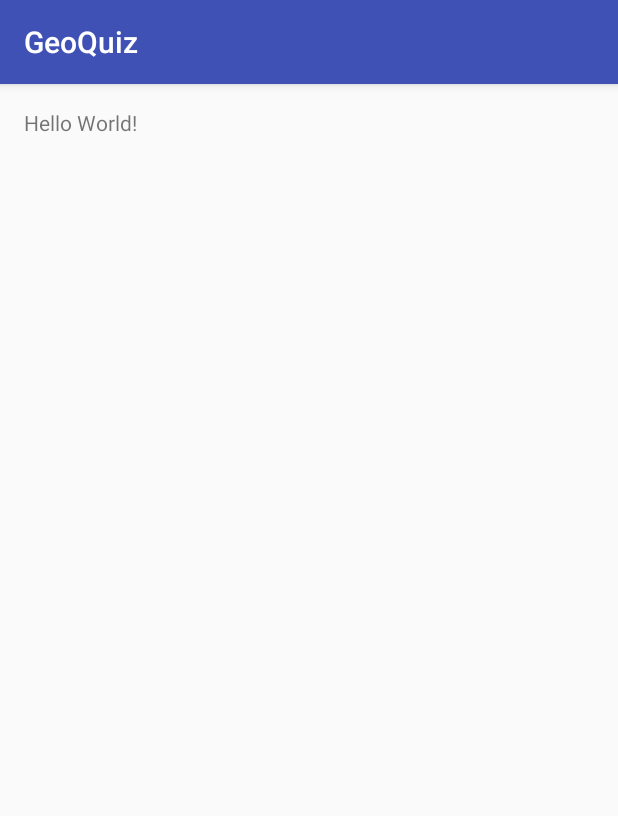
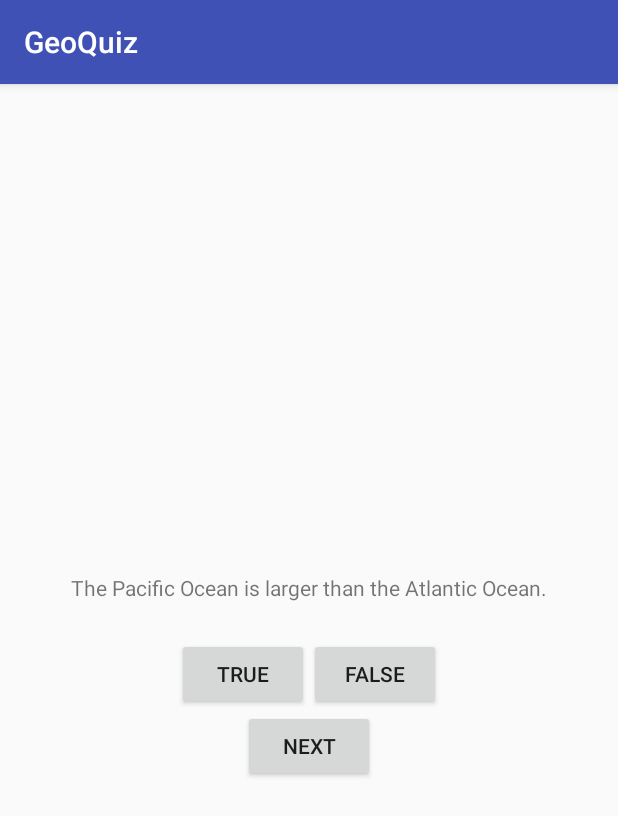
Before and after one commit to gavransava/NerdRanchApps, an Android app: the screen it shows after launch (QuizActivity), on a phone screen of 412 x 824 dp. Shown: the top 816 px of the screen. Run offline under Robolectric (Android 15) with nearby library versions, the phone set to English and light mode, and no system bars.

Commit message:
GeoQuiz - Basic functionality

```diff
--- /dev/null
+++ b/GeoQuiz/app/src/main/java/com/example/savagavran/geoquiz/Question.java
@@ -0,0 +1,32 @@
+package com.example.savagavran.geoquiz;
+
+/**
+ * Created by sava.gavran on 10/4/2016.
+ */
+
+public class Question {
+
+    private int mTextResId;
+    private boolean mAnswerTrue;
+
+    public int getTextResId() {
+        return mTextResId;
+    }
+
+    public void setTextResId(int textResId) {
+        mTextResId = textResId;
+    }
+
+    public boolean isAnswerTrue() {
+        return mAnswerTrue;
+    }
+
+    public void setAnswerTrue(boolean answerTrue) {
+        mAnswerTrue = answerTrue;
+    }
+
+    public Question(int TextResId, boolean AnswerTrue) {
+        mTextResId = TextResId;
+        mAnswerTrue = AnswerTrue;
+    }
+}
--- a/GeoQuiz/app/src/main/java/com/example/savagavran/geoquiz/QuizActivity.java
+++ b/GeoQuiz/app/src/main/java/com/example/savagavran/geoquiz/QuizActivity.java
@@ -2,12 +2,78 @@ package com.example.savagavran.geoquiz;
 
 import android.support.v7.app.AppCompatActivity;
 import android.os.Bundle;
+import android.view.View;
+import android.widget.Button;
+import android.widget.TextView;
+import android.widget.Toast;
+
+import org.w3c.dom.Text;
 
 public class QuizActivity extends AppCompatActivity {
+
+    private Button mTrueButton;
+    private Button mFalseButton;
+    private Button mNextButton;
+    private TextView mQuestionTextView;
+
+    private Question[] mQuestionBank = new Question[] {
+            new Question(R.string.question_oceans, true),
+            new Question(R.string.question_mideast, false),
+            new Question(R.string.question_africa, false),
+            new Question(R.string.question_americas, true),
+            new Question(R.string.question_asia, true),
+    };
+    private int mCurrentIndex = 0;
+
+    private void updateQuestion() {
+        int question = mQuestionBank[mCurrentIndex].getTextResId();
+        mQuestionTextView.setText(question);
+    }
+
+    private void checkAnswer(boolean userPressedTrue){
+        boolean answerIsTrue = mQuestionBank[mCurrentIndex].isAnswerTrue();
+
+        int messageResId = 0;
+        if(userPressedTrue == answerIsTrue){
+            messageResId = R.string.correct_toast;
+        } else {
+            messageResId = R.string.incorrect_toast;
+        }
+
+        Toast.makeText(this, messageResId, Toast.LENGTH_SHORT).show();
+    }
 
     @Override
     protected void onCreate(Bundle savedInstanceState) {
         super.onCreate(savedInstanceState);
         setContentView(R.layout.activity_quiz);
+
+        mQuestionTextView = (TextView) findViewById(R.id.question_text_view);
+
+        mTrueButton  = (Button) findViewById(R.id.true_button);
+        mTrueButton.setOnClickListener(new View.OnClickListener() {
+            @Override
+            public void onClick(View v) {
+                checkAnswer(true);
+            }
+        });
+
+        mFalseButton = (Button) findViewById(R.id.false_button);
+        mFalseButton.setOnClickListener(new View.OnClickListener() {
+            @Override
+            public void onClick(View v) {
+                checkAnswer(false);
+            }
+        });
+
+        mNextButton = (Button) findViewById(R.id.next_button);
+        mNextButton.setOnClickListener(new View.OnClickListener() {
+            @Override
+            public void onClick(View v) {
+                mCurrentIndex = (mCurrentIndex + 1) % mQuestionBank.length;
+                updateQuestion();
+            }
+        });
+        updateQuestion();
     }
 }
--- a/GeoQuiz/app/src/main/res/layout/activity_quiz.xml
+++ b/GeoQuiz/app/src/main/res/layout/activity_quiz.xml
@@ -1,17 +1,32 @@
-<?xml version="1.0" encoding="utf-8"?>
-<RelativeLayout xmlns:android="http://schemas.android.com/apk/res/android"
-    xmlns:tools="http://schemas.android.com/tools"
-    android:id="@+id/activity_quiz"
+<LinearLayout xmlns:android="http://schemas.android.com/apk/res/android"
     android:layout_width="match_parent"
     android:layout_height="match_parent"
-    android:paddingBottom="@dimen/activity_vertical_margin"
-    android:paddingLeft="@dimen/activity_horizontal_margin"
-    android:paddingRight="@dimen/activity_horizontal_margin"
-    android:paddingTop="@dimen/activity_vertical_margin"
-    tools:context="com.example.savagavran.geoquiz.QuizActivity">
-
+    android:gravity="center"
+    android:orientation="vertical" >
     <TextView
+        android:id="@+id/question_text_view"
         android:layout_width="wrap_content"
         android:layout_height="wrap_content"
-        android:text="Hello World!" />
-</RelativeLayout>
+        android:padding="24dp"
+        />
+    <LinearLayout
+        android:layout_width="wrap_content"
+        android:layout_height="wrap_content"
+        android:orientation="horizontal" >
+        <Button
+            android:id="@+id/true_button"
+            android:layout_width="wrap_content"
+            android:layout_height="wrap_content"
+            android:text="@string/true_button" />
+        <Button
+            android:id="@+id/false_button"
+            android:layout_width="wrap_content"
+            android:layout_height="wrap_content"
+            android:text="@string/false_button" />
+    </LinearLayout>
+    <Button
+        android:id="@+id/next_button"
+        android:layout_width="wrap_content"
+        android:layout_height="wrap_content"
+        android:text="@string/next_button"/>
+</LinearLayout>
--- a/GeoQuiz/app/src/main/res/values/strings.xml
+++ b/GeoQuiz/app/src/main/res/values/strings.xml
@@ -1,3 +1,15 @@
 <resources>
     <string name="app_name">GeoQuiz</string>
+    <string name="true_button">True</string>
+    <string name="false_button">False</string>
+    <string name="next_button">Next</string>
+    <string name="correct_toast">Correct!</string>
+    <string name="incorrect_toast">Incorrect!</string>
+    <string name="action_settings">Settings</string>
+
+    <string name="question_oceans">The Pacific Ocean is larger than the Atlantic Ocean.</string>
+    <string name="question_mideast">The Suez Canal connects the Red Sea and the Indian Ocean.</string>
+    <string name="question_africa">The source of the Nile River is in Egypt.</string>
+    <string name="question_americas">The Amazon River is the longest river in the Americas.</string>
+    <string name="question_asia">Lake Baikal is the world\'s oldest and deepest freshwater lake.</string>
 </resources>
```
